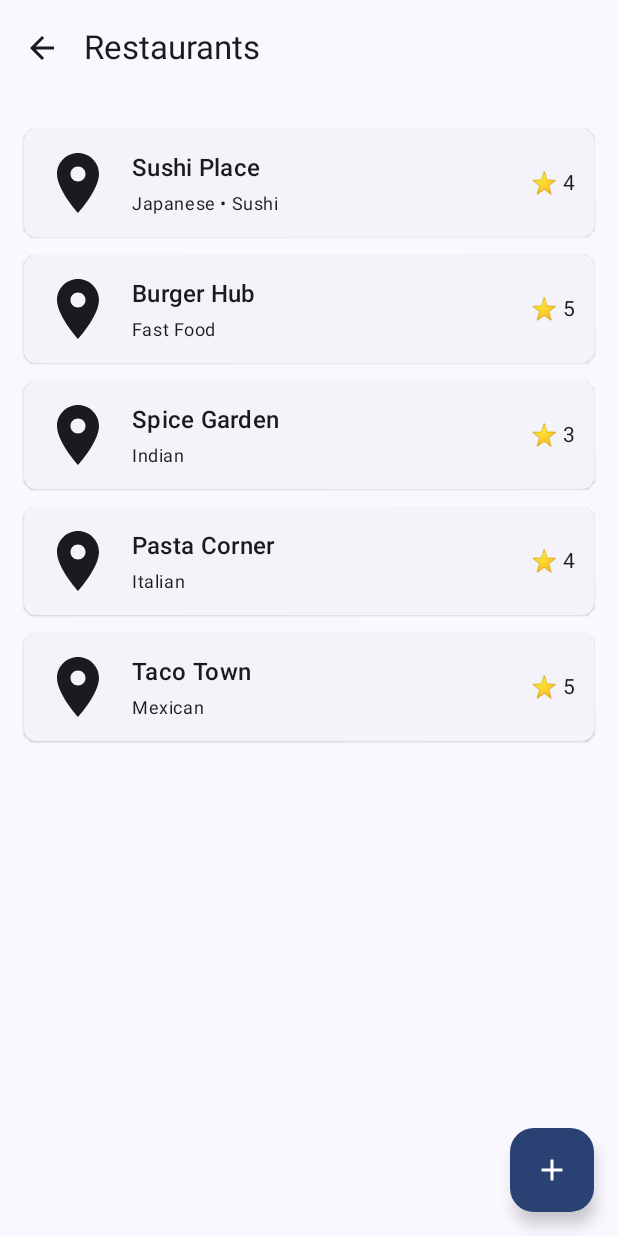
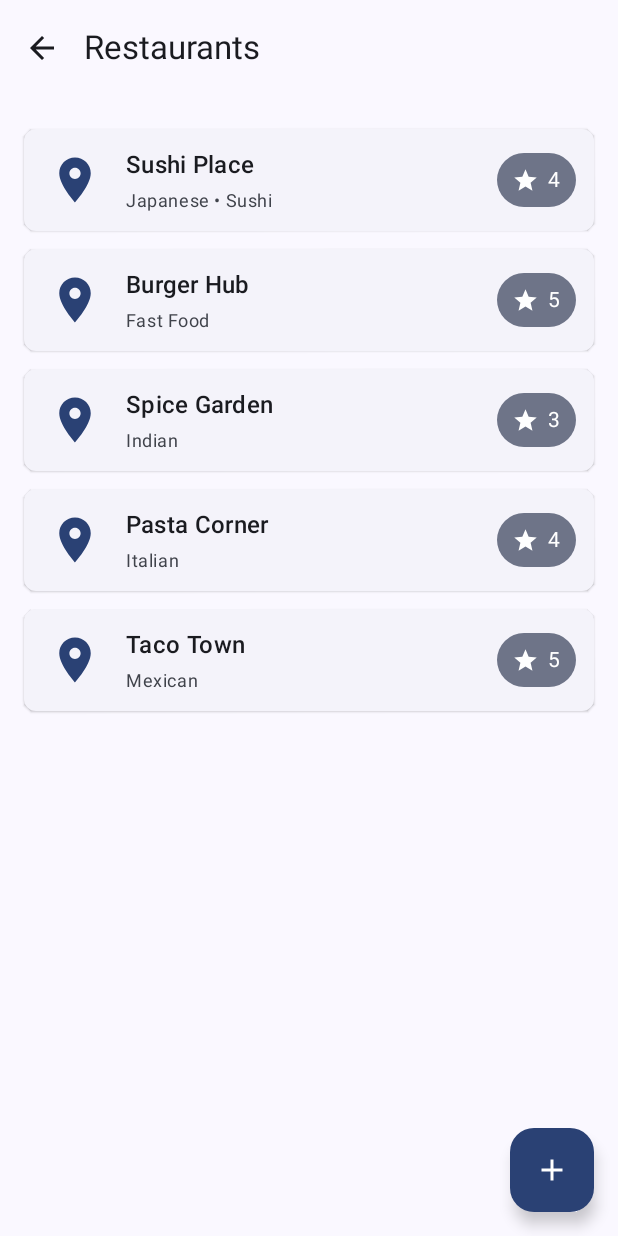
Before and after one commit to prabesha1/COMP3074_Project, an Android app built with Jetpack Compose: the RestaurantListScreen screen opened through its navigation route, on a phone screen of 412 x 824 dp. Run offline under Robolectric (Android 15) with nearby library versions, the phone set to English and light mode, and no system bars; our stand-ins replace Room's generated code.

Commit message:
Made some UI changes within the first screen

```diff
--- a/app/src/main/java/com/example/dinesmart/ui/screens/RestaurantListScreen.kt
+++ b/app/src/main/java/com/example/dinesmart/ui/screens/RestaurantListScreen.kt
@@ -7,6 +7,7 @@ import androidx.compose.foundation.shape.RoundedCornerShape
 import androidx.compose.material.icons.Icons
 import androidx.compose.material.icons.filled.Add
 import androidx.compose.material.icons.filled.Place
+import androidx.compose.material.icons.filled.Star
 import androidx.compose.material.icons.filled.ArrowBack
 import androidx.compose.material3.*
 import androidx.compose.runtime.Composable
@@ -22,11 +23,8 @@ import com.example.dinesmart.data.RestaurantViewModel
 import com.example.dinesmart.navigation.Routes
 import androidx.compose.ui.semantics.contentDescription
 import androidx.compose.ui.semantics.semantics
-import androidx.compose.foundation.layout.BoxWithConstraints
-import androidx.compose.ui.unit.Dp
 import androidx.compose.ui.Alignment
-import androidx.compose.ui.unit.coerceAtMost
-import androidx.compose.ui.unit.coerceAtLeast
+import androidx.compose.ui.text.style.TextOverflow
 
 @OptIn(ExperimentalMaterial3Api::class)
 @Composable
@@ -47,6 +45,7 @@ fun RestaurantListScreen(navController: NavHostController) {
                 navigationIcon = {
                     if (navController.previousBackStackEntry != null) {
                         IconButton(onClick = { navController.popBackStack() }) {
+                            @Suppress("DEPRECATION")
                             Icon(Icons.Filled.ArrowBack, contentDescription = "Back")
                         }
                     }
@@ -70,19 +69,63 @@ fun RestaurantListScreen(navController: NavHostController) {
                     onClick = { navController.navigate(Routes.detailsRoute(restaurant.id)) },
                     shape = RoundedCornerShape(8.dp)
                 ) {
-                    BoxWithConstraints {
-                        val maxW: Dp = this.maxWidth
-                        val iconSize = if (maxW < 360.dp) 36.dp else 48.dp
+                    // Single-row layout with fixed rating chip to the right
+                    Row(
+                        Modifier
+                            .fillMaxWidth()
+                            .padding(12.dp),
+                        verticalAlignment = Alignment.CenterVertically
+                    ) {
+                        // Left icon
+                        val iconSize = 44.dp
+                        Icon(
+                            Icons.Default.Place,
+                            contentDescription = "${restaurant.name} location",
+                            modifier = Modifier
+                                .size(iconSize)
+                                .padding(4.dp),
+                            tint = MaterialTheme.colorScheme.primary
+                        )
 
-                        Row(Modifier.padding(12.dp), verticalAlignment = androidx.compose.ui.Alignment.CenterVertically) {
-                            Icon(Icons.Default.Place, contentDescription = "${restaurant.name} location", modifier = Modifier.size(iconSize))
-                            Spacer(Modifier.width(12.dp))
-                            Column(Modifier.weight(1f)) {
-                                Text(restaurant.name, style = MaterialTheme.typography.titleMedium)
-                                Spacer(Modifier.height(4.dp))
-                                Text(restaurant.tags, style = MaterialTheme.typography.bodySmall)
+                        Spacer(Modifier.width(12.dp))
+
+                        // Title + subtitle
+                        Column(Modifier.weight(1f)) {
+                            Text(
+                                text = restaurant.name,
+                                style = MaterialTheme.typography.titleMedium,
+                                maxLines = 1,
+                                overflow = TextOverflow.Ellipsis
+                            )
+                            Spacer(Modifier.height(4.dp))
+                            Text(
+                                text = restaurant.tags,
+                                style = MaterialTheme.typography.bodySmall,
+                                maxLines = 1,
+                                overflow = TextOverflow.Ellipsis,
+                                color = MaterialTheme.colorScheme.onSurfaceVariant
+                            )
+                        }
+
+                        Spacer(Modifier.width(12.dp))
+
+                        // Rating chip (fixed width) to keep alignment consistent
+                        Surface(
+                            shape = RoundedCornerShape(20.dp),
+                            color = MaterialTheme.colorScheme.secondaryContainer,
+                            modifier = Modifier
+                                .wrapContentWidth()
+                                .padding(start = 4.dp)
+                        ) {
+                            Row(
+                                modifier = Modifier
+                                    .padding(horizontal = 10.dp, vertical = 8.dp),
+                                verticalAlignment = Alignment.CenterVertically
+                            ) {
+                                Icon(Icons.Default.Star, contentDescription = "Rating", tint = MaterialTheme.colorScheme.onSecondaryContainer, modifier = Modifier.size(18.dp))
+                                Spacer(Modifier.width(6.dp))
+                                Text(text = restaurant.rating.toString(), style = MaterialTheme.typography.bodyMedium, color = MaterialTheme.colorScheme.onSecondaryContainer)
                             }
-                            Text("\u2b50 ${restaurant.rating}", style = MaterialTheme.typography.bodyMedium)
                         }
                     }
                 }
```
